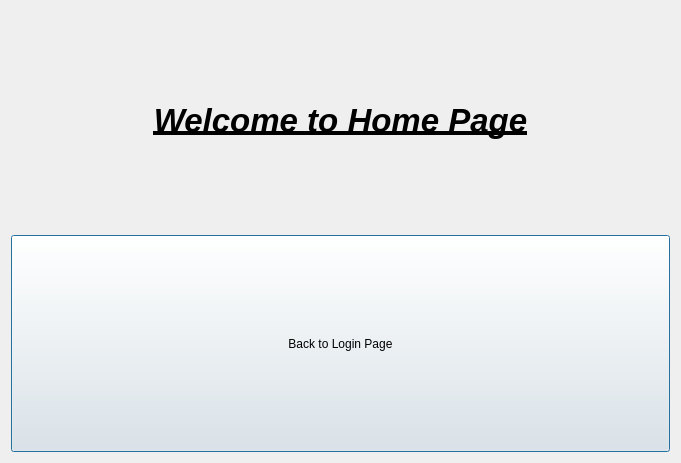
First picture: the form in SimpleLoginPage/LoginPageWithQT/homepage.ui, repository sivasai-yarlagadda/SimpleLoginPage_QT, before the edit.
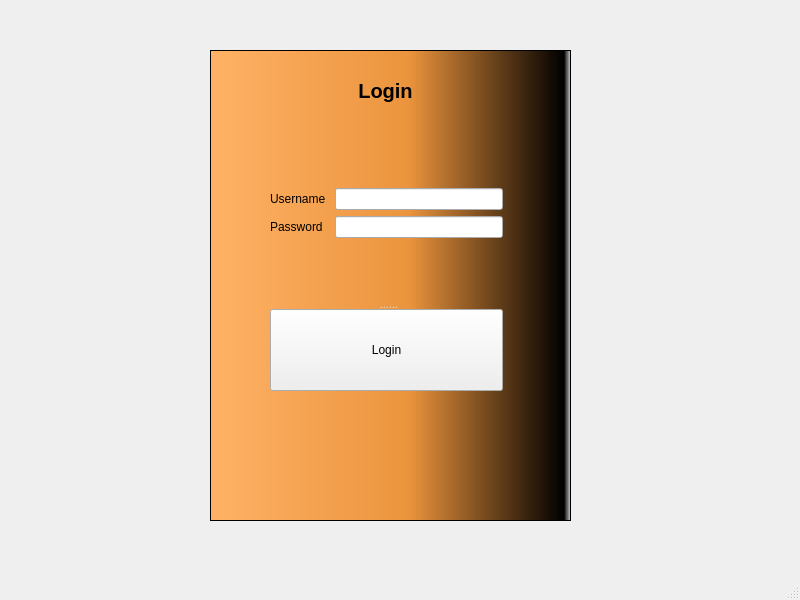
Second picture: the form after the edit.

What changed in the file:
```diff
--- a/SimpleLoginPage/LoginPageWithQT/homepage.ui
+++ b/SimpleLoginPage/LoginPageWithQT/homepage.ui
@@ -1,55 +1,124 @@
 <?xml version="1.0" encoding="UTF-8"?>
 <ui version="4.0">
- <class>Homepage</class>
- <widget class="QDialog" name="Homepage">
+ <class>MainWindow</class>
+ <widget class="QMainWindow" name="MainWindow">
   <property name="geometry">
    <rect>
     <x>0</x>
     <y>0</y>
-    <width>681</width>
-    <height>463</height>
+    <width>800</width>
+    <height>600</height>
    </rect>
   </property>
   <property name="windowTitle">
    <string>Dialog</string>
   </property>
-  <layout class="QGridLayout" name="gridLayout">
-   <item row="0" column="0">
-    <layout class="QVBoxLayout" name="verticalLayout">
-     <item>
-      <widget class="QLabel" name="label">
-       <property name="font">
-        <font>
-         <pointsize>25</pointsize>
-         <italic>true</italic>
-         <bold>true</bold>
-         <underline>true</underline>
-        </font>
-       </property>
-       <property name="text">
-        <string>Welcome to Home Page</string>
-       </property>
-       <property name="alignment">
-        <set>Qt::AlignCenter</set>
-       </property>
-      </widget>
-     </item>
-     <item>
-      <widget class="QPushButton" name="returntologinpagebutton">
-       <property name="sizePolicy">
-        <sizepolicy hsizetype="Preferred" vsizetype="Preferred">
-         <horstretch>0</horstretch>
-         <verstretch>0</verstretch>
-        </sizepolicy>
-       </property>
-       <property name="text">
-        <string>Back to Login Page</string>
-       </property>
-      </widget>
-     </item>
-    </layout>
-   </item>
-  </layout>
+  <property name="styleSheet">
+   <string notr="true"/>
+  </property>
+  <widget class="QWidget" name="centralwidget">
+   <widget class="QGraphicsView" name="LoginPanel">
+    <property name="geometry">
+     <rect>
+      <x>210</x>
+      <y>50</y>
+      <width>361</width>
+      <height>471</height>
+     </rect>
+    </property>
+    <property name="sizePolicy">
+     <sizepolicy hsizetype="Preferred" vsizetype="Preferred">
+      <horstretch>0</horstretch>
+      <verstretch>0</verstretch>
+     </sizepolicy>
+    </property>
+    <property name="styleSheet">
+     <string notr="true">background-color: qlineargradient(spread:pad, x1:0, y1:0, x2:1, y2:0, stop:0 rgba(255, 178, 102, 255), stop:0.55 rgba(235, 148, 61, 255), stop:0.98 rgba(0, 0, 0, 255), stop:1 rgba(0, 0, 0, 0));</string>
+    </property>
+   </widget>
+   <widget class="QLabel" name="LoginHeading">
+    <property name="geometry">
+     <rect>
+      <x>330</x>
+      <y>70</y>
+      <width>111</width>
+      <height>41</height>
+     </rect>
+    </property>
+    <property name="font">
+     <font>
+      <pointsize>15</pointsize>
+      <bold>true</bold>
+     </font>
+    </property>
+    <property name="text">
+     <string>Login</string>
+    </property>
+    <property name="alignment">
+     <set>Qt::AlignCenter</set>
+    </property>
+   </widget>
+   <widget class="QSplitter" name="splitter">
+    <property name="geometry">
+     <rect>
+      <x>270</x>
+      <y>120</y>
+      <width>233</width>
+      <height>271</height>
+     </rect>
+    </property>
+    <property name="orientation">
+     <enum>Qt::Vertical</enum>
+    </property>
+    <widget class="QWidget" name="formLayoutWidget">
+     <layout class="QFormLayout" name="formLayout">
+      <property name="formAlignment">
+       <set>Qt::AlignCenter</set>
+      </property>
+      <item row="0" column="0">
+       <widget class="QLabel" name="label">
+        <property name="text">
+         <string>Username </string>
+        </property>
+       </widget>
+      </item>
+      <item row="1" column="0">
+       <widget class="QLabel" name="label_2">
+        <property name="text">
+         <string>Password</string>
+        </property>
+       </widget>
+      </item>
+      <item row="0" column="1">
+       <widget class="QLineEdit" name="username"/>
+      </item>
+      <item row="1" column="1">
+       <widget class="QLineEdit" name="password">
+        <property name="echoMode">
+         <enum>QLineEdit::Password</enum>
+        </property>
+       </widget>
+      </item>
+     </layout>
+    </widget>
+    <widget class="QPushButton" name="loginbutton">
+     <property name="text">
+      <string>Login</string>
+     </property>
+    </widget>
+   </widget>
+  </widget>
+  <widget class="QMenuBar" name="menubar">
+   <property name="geometry">
+    <rect>
+     <x>0</x>
+     <y>0</y>
+     <width>800</width>
+     <height>22</height>
+    </rect>
+   </property>
+  </widget>
+  <widget class="QStatusBar" name="statusbar"/>
  </widget>
  <resources/>
  <connections/>
```
Left out of the diff: 2 changed lines with no effect on the pictures.
